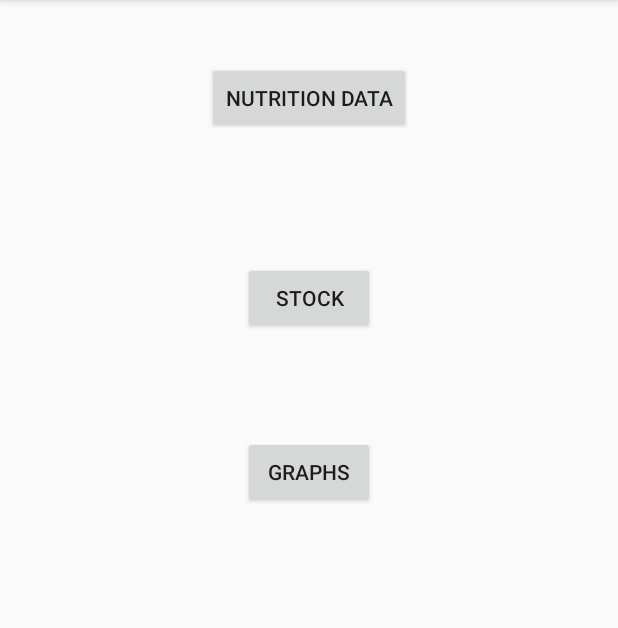
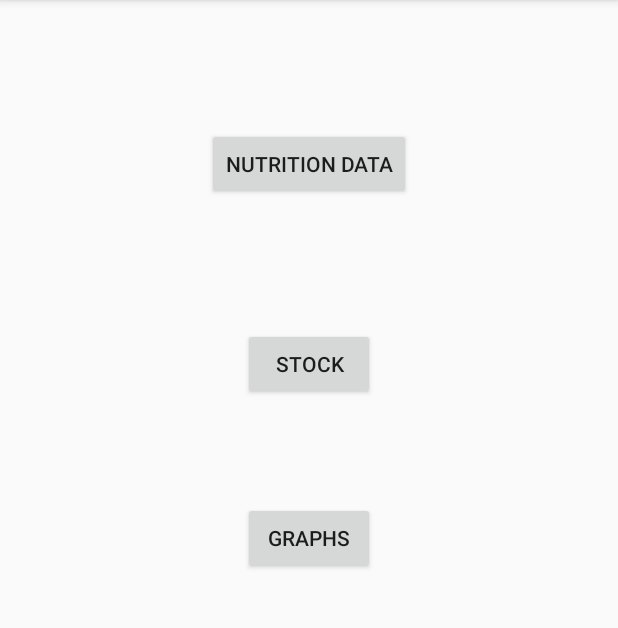
Before and after one commit to Ldn2016/team-10, an Android app: the screen it shows after launch (MainActivity), on a phone screen of 412 x 824 dp, the part 84-712 px from its top. Run offline under Robolectric (Android 15) with nearby library versions, the phone set to English and light mode, and no system bars.

Commit message:
Updated buttons

```diff
--- a/app/src/main/res/layout/activity_main.xml
+++ b/app/src/main/res/layout/activity_main.xml
@@ -9,16 +9,6 @@
     android:paddingRight="@dimen/activity_horizontal_margin"
     android:paddingTop="@dimen/activity_vertical_margin"
     tools:context="codeforgood.savethechildren.MainActivity">
-
-    <Button
-        android:text="@string/nutrition_button"
-        android:layout_width="wrap_content"
-        android:layout_height="wrap_content"
-        android:layout_below="@+id/textView"
-        android:layout_centerHorizontal="true"
-        android:layout_marginTop="25dp"
-        android:id="@+id/nutrition_button"
-        android:onClick="openNutrition (MainActivity)" />
 
     <Button
         android:text="@string/stock_button"
@@ -40,4 +30,14 @@
         android:layout_alignLeft="@+id/button"
         android:layout_alignStart="@+id/button"
         android:onClick="openGraphs (MainActivity)" />
+
+    <Button
+        android:text="@string/nutrition_button"
+        android:layout_width="wrap_content"
+        android:layout_height="wrap_content"
+        android:layout_marginTop="69dp"
+        android:id="@+id/nutrition_button"
+        android:onClick="openNutrition (MainActivity)"
+        android:layout_alignParentTop="true"
+        android:layout_centerHorizontal="true" />
 </RelativeLayout>
```
Also changed, not shown: app/src/main/res/layout/graph_activity.xml (added, +14 -0 lines), app/src/main/res/layout/stock_activity.xml (added, +14 -0 lines).
